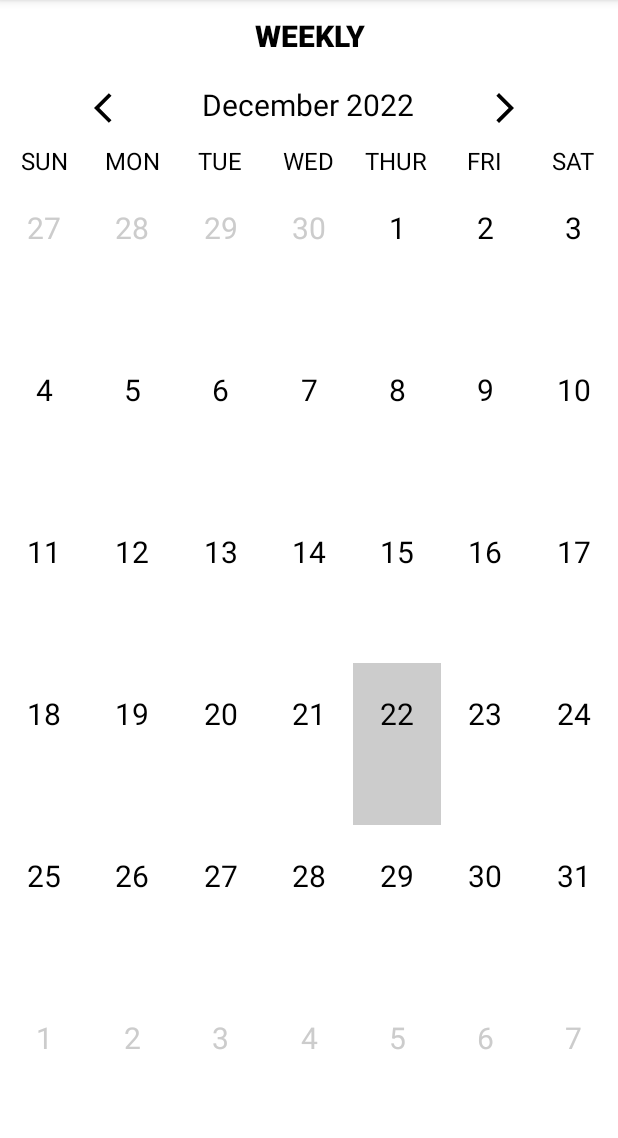
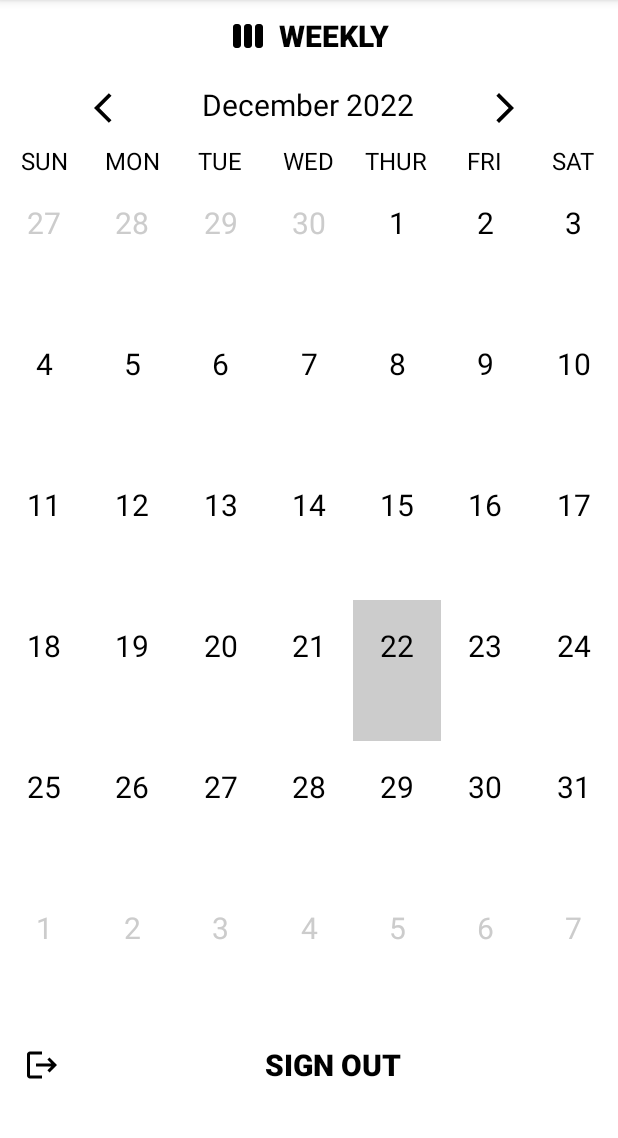
Before and after one commit to CianHerlo/CalendarApp, an Android app: the MainActivity screen opened directly, with no data from a screen before it, on a phone screen of 412 x 824 dp, the part 84-1222 px from its top. Run offline under Robolectric (Android 15) with nearby library versions, the phone set to English and light mode, and no system bars; our stand-ins replace Firebase (no records; nobody signed in at launch, a user with empty details on screens opened directly).

Commit message:
Adjusting Minor Appearances with buttons

```diff
--- a/app/src/main/java/com/r00205604/calendar/MainActivity.java
+++ b/app/src/main/java/com/r00205604/calendar/MainActivity.java
@@ -21,6 +21,7 @@ import android.hardware.SensorManager;
 import android.os.Bundle;
 import android.util.Log;
 import android.view.View;
+import android.widget.Button;
 import android.widget.TextView;
 import android.widget.Toast;
 
@@ -51,6 +52,7 @@ public class MainActivity extends AppCompatActivity implements CalendarAdapter.O
     private ShakeDetector mShakeDetector;
     private TextView monthYearText;
     private RecyclerView calendarRecyclerView;
+    private Button logoutBTN;
     FirebaseAuth fireAuth;
     FirebaseFirestore db;
     int userExists = 0;
@@ -65,6 +67,7 @@ public class MainActivity extends AppCompatActivity implements CalendarAdapter.O
         monthYearText = findViewById(R.id.monthYearTV);
         db = FirebaseFirestore.getInstance();
         fireAuth = FirebaseAuth.getInstance();
+        logoutBTN = findViewById(R.id.logoutBTN);
 
         CalendarUtils.selectedDate = LocalDate.now();
         setMonthView();
@@ -118,7 +121,12 @@ public class MainActivity extends AppCompatActivity implements CalendarAdapter.O
         });
 
 
-
+        logoutBTN.setOnClickListener(v -> {
+            FirebaseAuth.getInstance().signOut();
+            Intent intent = new Intent(MainActivity.this, Login.class);
+            startActivity(intent);
+            finish();
+        });
 
 
     }
--- a/app/src/main/java/com/r00205604/calendar/ShakeDetector.java
+++ b/app/src/main/java/com/r00205604/calendar/ShakeDetector.java
@@ -11,7 +11,7 @@ import java.time.LocalDate;
 
 public class ShakeDetector implements SensorEventListener {
     // Shake detection threshold
-    private static final float SHAKE_THRESHOLD_GRAVITY = 2.5F;
+    private static final float SHAKE_THRESHOLD_GRAVITY = 3.0F;
     private static final int SHAKE_SLOP_TIME_MS = 500;
     private static final int SHAKE_COUNT_RESET_TIME_MS = 3000;
 
--- /dev/null
+++ b/app/src/main/res/drawable/ic_baseline_calendar_month_24.xml
@@ -0,0 +1,5 @@
+<vector android:height="24dp" android:tint="#000000"
+    android:viewportHeight="24" android:viewportWidth="24"
+    android:width="24dp" xmlns:android="http://schemas.android.com/apk/res/android">
+    <path android:fillColor="@android:color/white" android:pathData="M19,4h-1V2h-2v2H8V2H6v2H5C3.89,4 3.01,4.9 3.01,6L3,20c0,1.1 0.89,2 2,2h14c1.1,0 2,-0.9 2,-2V6C21,4.9 20.1,4 19,4zM19,20H5V10h14V20zM9,14H7v-2h2V14zM13,14h-2v-2h2V14zM17,14h-2v-2h2V14zM9,18H7v-2h2V18zM13,18h-2v-2h2V18zM17,18h-2v-2h2V18z"/>
+</vector>
--- /dev/null
+++ b/app/src/main/res/drawable/ic_baseline_create_24.xml
@@ -0,0 +1,5 @@
+<vector android:height="24dp" android:tint="#000000"
+    android:viewportHeight="24" android:viewportWidth="24"
+    android:width="24dp" xmlns:android="http://schemas.android.com/apk/res/android">
+    <path android:fillColor="@android:color/white" android:pathData="M3,17.25V21h3.75L17.81,9.94l-3.75,-3.75L3,17.25zM20.71,7.04c0.39,-0.39 0.39,-1.02 0,-1.41l-2.34,-2.34c-0.39,-0.39 -1.02,-0.39 -1.41,0l-1.83,1.83 3.75,3.75 1.83,-1.83z"/>
+</vector>
--- /dev/null
+++ b/app/src/main/res/drawable/ic_baseline_logout_24.xml
@@ -0,0 +1,5 @@
+<vector android:autoMirrored="true" android:height="24dp"
+    android:tint="#000000" android:viewportHeight="24"
+    android:viewportWidth="24" android:width="24dp" xmlns:android="http://schemas.android.com/apk/res/android">
+    <path android:fillColor="@android:color/white" android:pathData="M17,7l-1.41,1.41L18.17,11H8v2h10.17l-2.58,2.58L17,17l5,-5zM4,5h8V3H4c-1.1,0 -2,0.9 -2,2v14c0,1.1 0.9,2 2,2h8v-2H4V5z"/>
+</vector>
--- /dev/null
+++ b/app/src/main/res/drawable/ic_baseline_view_day_24.xml
@@ -0,0 +1,5 @@
+<vector android:height="24dp" android:tint="#000000"
+    android:viewportHeight="24" android:viewportWidth="24"
+    android:width="24dp" xmlns:android="http://schemas.android.com/apk/res/android">
+    <path android:fillColor="@android:color/white" android:pathData="M2,21h19v-3H2v3zM20,8H3c-0.55,0 -1,0.45 -1,1v6c0,0.55 0.45,1 1,1h17c0.55,0 1,-0.45 1,-1V9c0,-0.55 -0.45,-1 -1,-1zM2,3v3h19V3H2z"/>
+</vector>
--- /dev/null
+++ b/app/src/main/res/drawable/ic_baseline_view_week_24.xml
@@ -0,0 +1,5 @@
+<vector android:height="24dp" android:tint="#000000"
+    android:viewportHeight="24" android:viewportWidth="24"
+    android:width="24dp" xmlns:android="http://schemas.android.com/apk/res/android">
+    <path android:fillColor="@android:color/white" android:pathData="M5.33,20H4c-1.1,0 -2,-0.9 -2,-2V6c0,-1.1 0.9,-2 2,-2h1.33c1.1,0 2,0.9 2,2v12C7.33,19.1 6.44,20 5.33,20zM22,18V6c0,-1.1 -0.9,-2 -2,-2h-1.33c-1.1,0 -2,0.9 -2,2v12c0,1.1 0.9,2 2,2H20C21.11,20 22,19.1 22,18zM14.67,18V6c0,-1.1 -0.9,-2 -2,-2h-1.33c-1.1,0 -2,0.9 -2,2v12c0,1.1 0.9,2 2,2h1.33C13.77,20 14.67,19.1 14.67,18z"/>
+</vector>
--- a/app/src/main/res/layout/activity_main.xml
+++ b/app/src/main/res/layout/activity_main.xml
@@ -1,4 +1,5 @@
 <?xml version="1.0" encoding="utf-8"?>
+
 <LinearLayout xmlns:android="http://schemas.android.com/apk/res/android"
     xmlns:app="http://schemas.android.com/apk/res-auto"
     xmlns:tools="http://schemas.android.com/tools"
@@ -19,6 +20,9 @@
         android:textColor="?android:attr/colorForeground"
         android:textSize="20sp"
         android:textStyle="bold"
+        app:icon="@drawable/ic_baseline_view_week_24"
+        app:iconGravity="textStart"
+        app:iconTint="?android:attr/colorForeground"
         tools:ignore="RedundantDescriptionCheck" />
 
     <LinearLayout
@@ -138,7 +142,7 @@
 
     <LinearLayout
         android:layout_width="match_parent"
-        android:layout_height="match_parent"
+        android:layout_height="568dp"
         android:orientation="horizontal">
 
         <androidx.recyclerview.widget.RecyclerView
@@ -148,4 +152,26 @@
 
     </LinearLayout>
 
+    <LinearLayout
+        android:layout_width="match_parent"
+        android:layout_height="wrap_content"
+        android:orientation="horizontal">
+
+        <Button
+            android:id="@+id/logoutBTN"
+            style="@style/Widget.AppCompat.Button.Borderless"
+            android:layout_width="match_parent"
+            android:layout_height="wrap_content"
+            android:layout_gravity="center"
+            android:contentDescription="@string/weekly_button"
+            android:text="Sign Out"
+            android:textColor="?android:attr/colorForeground"
+            android:textSize="20sp"
+            android:textStyle="bold"
+            app:icon="@drawable/ic_baseline_logout_24"
+            app:iconTint="?android:attr/colorForeground"
+            tools:ignore="RedundantDescriptionCheck" />
+    </LinearLayout>
+
+
 </LinearLayout>
```
Also changed, not shown: app/src/main/res/layout/activity_daily_calendar.xml (+10 -3 lines), app/src/main/res/layout/activity_week_view.xml (+9 -3 lines).
